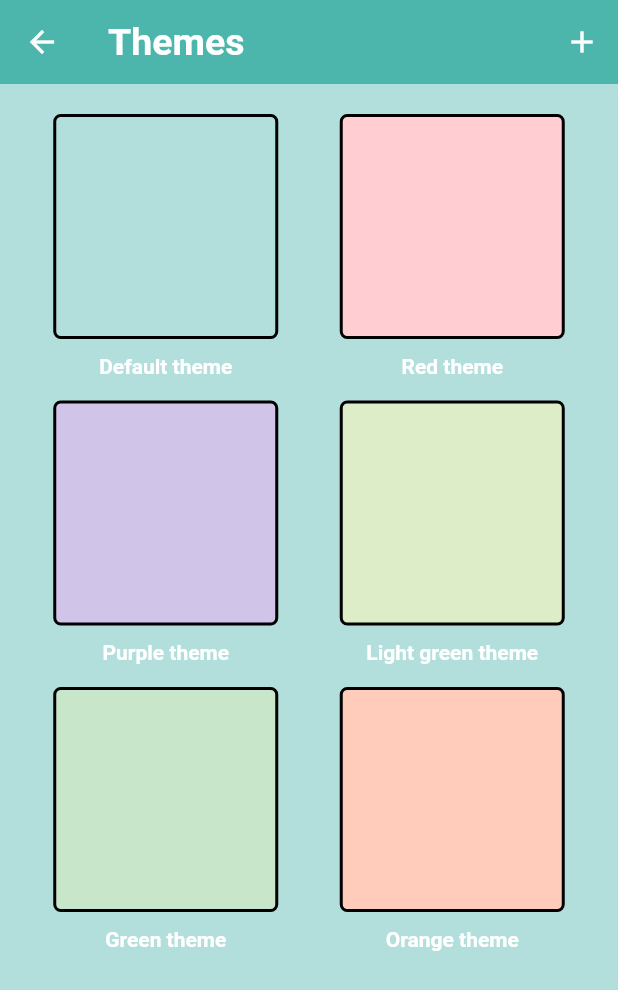
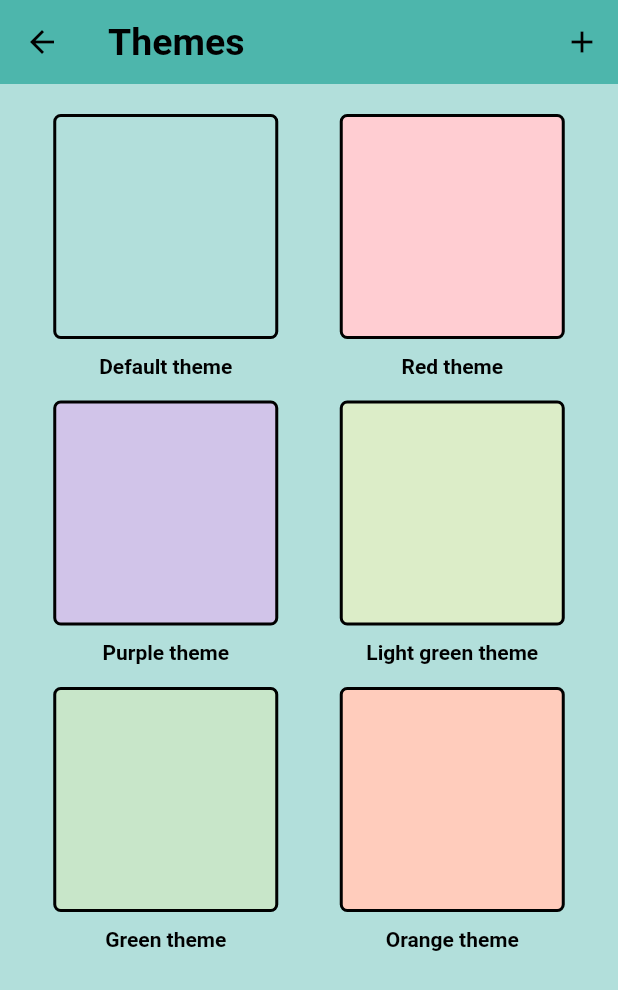
Before and after one commit to AryamanDubey28/seg_coursework_app, a Flutter app: the ThemePage screen opened directly, on a phone screen of 412 x 824 dp. Shown: the top 990 px of the screen. Run offline on Flutter 3.47's test engine with Material 2 defaults, Android fonts, the phone set to English and light mode, and no system bars; our stand-ins replace firebase_auth, firebase_core, focused_menu, shared_preferences; missing offline and left inert: drag_and_drop_lists, flex_color_picker; accounts and stored records are empty; network calls fail.

```diff
--- a/lib/themes/themes.dart
+++ b/lib/themes/themes.dart
@@ -9,7 +9,7 @@ final defaultTheme = CustomThemeDetails(
   menuColor: Colors.teal[300],
   backgroundColor: Colors.teal[100],
   buttonsColor: Colors.teal[400],
-  iconsAndTextsColor: Colors.white,
+  iconsAndTextsColor: Colors.black,
 );
 
 final redTheme = CustomThemeDetails(
@@ -41,7 +41,7 @@ final greenTheme = CustomThemeDetails(
   menuColor: Colors.green[300],
   backgroundColor: Colors.green[100],
   buttonsColor: Colors.green[400],
-  iconsAndTextsColor: Colors.white,
+  iconsAndTextsColor: Colors.black,
 );
 
 final deepOrangeTheme = CustomThemeDetails(
@@ -49,7 +49,7 @@ final deepOrangeTheme = CustomThemeDetails(
   menuColor: Colors.deepOrange[300],
   backgroundColor: Colors.deepOrange[100],
   buttonsColor: Colors.deepOrange[400],
-  iconsAndTextsColor: Colors.white,
+  iconsAndTextsColor: Colors.black,
 );
 
 ///This class manages the default themes, the custom themes, and the cached theme.
@@ -95,7 +95,7 @@ class CustomTheme with ChangeNotifier
   bool addTheme(CustomThemeDetails themeToAdd)
   {
     if(themesListContainsTheme(themeToAdd)) return false;
-    _themesList.add(themeToAdd);
+    _themesList.insert(1, themeToAdd);
     return true;
   }
 
```
Also changed, not shown: lib/widgets/theme_controls.dart (+12 -2 lines).
